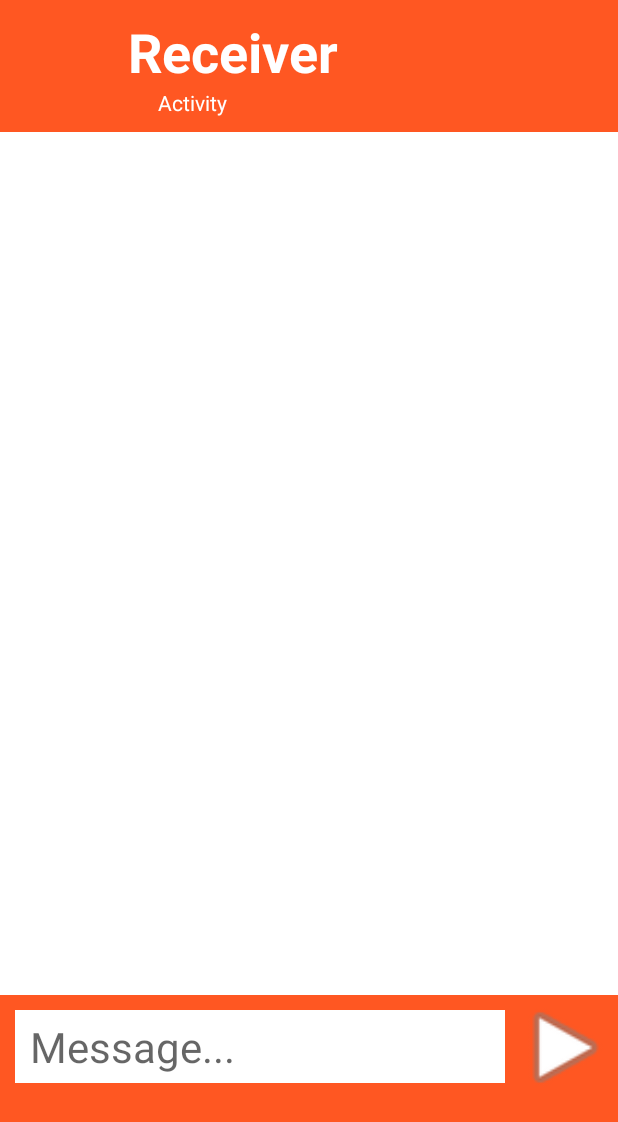
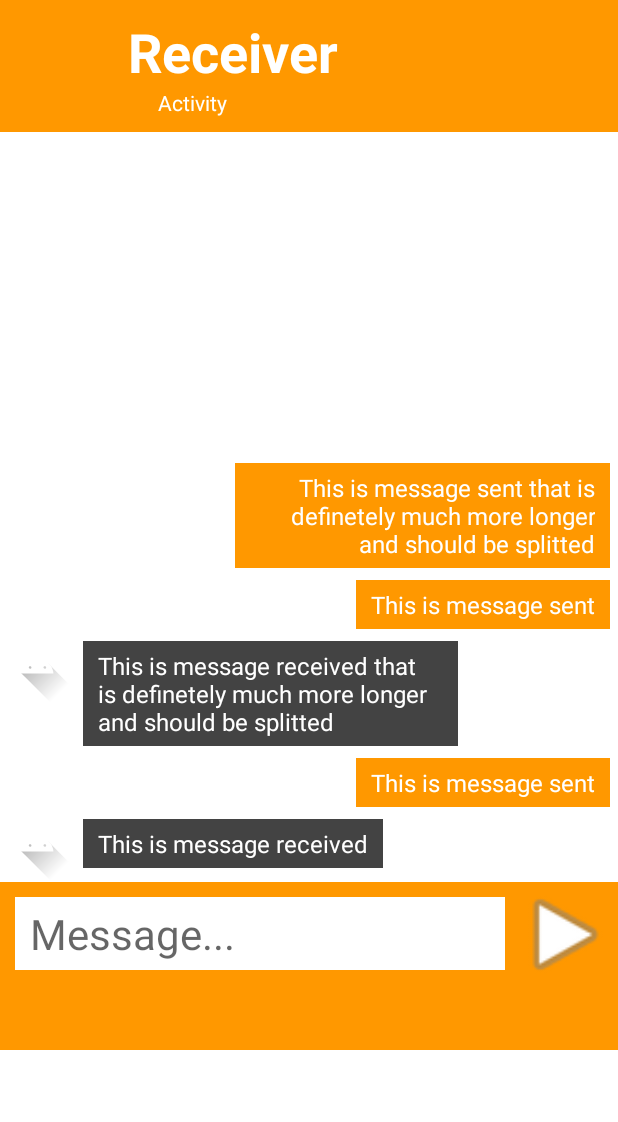
Before and after one commit to Piqulsky/FakeChat, an Android app: the screen it shows after launch (MainActivity), on a phone screen of 412 x 824 dp. Shown: the top 1122 px of the screen. Run offline under Robolectric (Android 15) with nearby library versions, the phone set to English and light mode, and no system bars.

Commit message:
Recycler view functional

```diff
--- a/app/src/main/java/com/example/fakechat/ItemAdapter.java
+++ /dev/null
@@ -1,36 +0,0 @@
-package com.example.fakechat;
-
-import android.view.LayoutInflater;
-import android.view.View;
-import android.view.ViewGroup;
-
-import androidx.annotation.NonNull;
-import androidx.recyclerview.widget.RecyclerView;
-
-import java.util.List;
-
-public class ItemAdapter extends RecyclerView.Adapter<ItemHolder> {
-    public ItemAdapter(List<MessagesData> list){
-        dataStore = list;
-    }
-    private List<MessagesData> dataStore;
-
-    @NonNull
-    @Override
-    public ItemHolder onCreateViewHolder(@NonNull ViewGroup parent, int viewType) {
-        View view = LayoutInflater.from(parent.getContext()).inflate(R.layout.activity_message_received, parent, false);
-        if(true)
-            view = LayoutInflater.from(parent.getContext()).inflate(R.layout.activity_message_sent, parent, false);
-        return new ItemHolder(view);
-    }
-
-    @Override
-    public void onBindViewHolder(@NonNull ItemHolder holder, int position) {
-        //holder.getTextViewName().setText(dataStore.get(position).name);
-    }
-
-    @Override
-    public int getItemCount() {
-        return dataStore.size();
-    }
-}
--- a/app/src/main/java/com/example/fakechat/ItemHolder.java
+++ /dev/null
@@ -1,21 +0,0 @@
-package com.example.fakechat;
-
-import android.view.View;
-import android.widget.ImageView;
-import android.widget.TextView;
-
-import androidx.annotation.NonNull;
-import androidx.recyclerview.widget.RecyclerView;
-
-public class ItemHolder extends RecyclerView.ViewHolder {
-    //private final TextView textViewName;
-
-    public ItemHolder(@NonNull View itemView) {
-        super(itemView);
-        //textViewName = itemView.findViewById(R.id.textViewName);
-    }
-
-//    public TextView getTextViewName() {
-//        return textViewName;
-//    }
-}
--- a/app/src/main/java/com/example/fakechat/MainActivity.java
+++ b/app/src/main/java/com/example/fakechat/MainActivity.java
@@ -1,14 +1,38 @@
 package com.example.fakechat;
 
 import androidx.appcompat.app.AppCompatActivity;
+import androidx.recyclerview.widget.LinearLayoutManager;
+import androidx.recyclerview.widget.RecyclerView;
 
 import android.os.Bundle;
 
+import java.util.ArrayList;
+
 public class MainActivity extends AppCompatActivity {
-
+    private ArrayList<MessagesData> recyclerData;
+    private RecyclerView recyclerView;
+    private MessagesAdapter recyclerAdapter;
     @Override
     protected void onCreate(Bundle savedInstanceState) {
         super.onCreate(savedInstanceState);
         setContentView(R.layout.activity_main);
+
+        recyclerView = findViewById(R.id.recyclerView);
+        recyclerData = createDataArray();
+        recyclerAdapter = new MessagesAdapter(recyclerData, this);
+        recyclerView.setAdapter(recyclerAdapter);
+        recyclerView.setLayoutManager(new LinearLayoutManager(this, LinearLayoutManager.VERTICAL, true));
+    }
+
+    private ArrayList<MessagesData> createDataArray(){
+        ArrayList<MessagesData> list = new ArrayList<>();
+
+        list.add(new MessagesData(MessagesData.LAYOUT_MESSAGE_RECEIVED, "This is message received", R.drawable.ic_launcher_foreground));
+        list.add(new MessagesData(MessagesData.LAYOUT_MESSAGE_SENT, "This is message sent"));
+        list.add(new MessagesData(MessagesData.LAYOUT_MESSAGE_RECEIVED, "This is message received that is definetely much more longer and should be splitted", R.drawable.ic_launcher_foreground));
+        list.add(new MessagesData(MessagesData.LAYOUT_MESSAGE_SENT, "This is message sent"));
+        list.add(new MessagesData(MessagesData.LAYOUT_MESSAGE_SENT, "This is message sent that is definetely much more longer and should be splitted"));
+
+        return list;
     }
 }
--- /dev/null
+++ b/app/src/main/java/com/example/fakechat/MessagesAdapter.java
@@ -0,0 +1,68 @@
+package com.example.fakechat;
+
+import static com.example.fakechat.MessagesData.LAYOUT_MESSAGE_RECEIVED;
+import static com.example.fakechat.MessagesData.LAYOUT_MESSAGE_SENT;
+
+import android.content.Context;
+import android.view.LayoutInflater;
+import android.view.View;
+import android.view.ViewGroup;
+
+import androidx.annotation.NonNull;
+import androidx.recyclerview.widget.RecyclerView;
+
+import java.util.ArrayList;
+
+public class MessagesAdapter extends RecyclerView.Adapter<RecyclerView.ViewHolder> {
+    private ArrayList<MessagesData> list;
+    private Context context;
+    public MessagesAdapter(ArrayList<MessagesData> list, Context context){
+        this.list = list; this.context = context;
+    }
+    @Override
+    public int getItemViewType(int position) {
+        switch (list.get(position).getItemViewType()){
+            case 0:
+                return LAYOUT_MESSAGE_RECEIVED;
+            case 1:
+                return LAYOUT_MESSAGE_SENT;
+            default:
+                return -1;
+        }
+    }
+
+    @NonNull
+    @Override
+    public RecyclerView.ViewHolder onCreateViewHolder(@NonNull ViewGroup parent, int viewType) {
+        switch (viewType){
+            case LAYOUT_MESSAGE_RECEIVED:
+                View layoutReceived = LayoutInflater.from(parent.getContext()).inflate(R.layout.layout_message_received, parent, false);
+                return new ReceivedMessageHolder(layoutReceived);
+            case LAYOUT_MESSAGE_SENT:
+                View layoutSent = LayoutInflater.from(parent.getContext()).inflate(R.layout.layout_message_sent, parent, false);
+                return new SentMessageHolder(layoutSent);
+            default:
+                return null;
+        }
+    }
+
+    @Override
+    public void onBindViewHolder(@NonNull RecyclerView.ViewHolder holder, int position) {
+        switch (list.get(position).getItemViewType()){
+            case LAYOUT_MESSAGE_RECEIVED:
+                ((ReceivedMessageHolder) holder).setMessage(list.get(position).getItemMessage());
+                ((ReceivedMessageHolder) holder).setImage(list.get(position).getItemImageResource());
+                break;
+            case LAYOUT_MESSAGE_SENT:
+                ((SentMessageHolder) holder).setMessage(list.get(position).getItemMessage());
+                break;
+            default:
+                break;
+        }
+    }
+
+    @Override
+    public int getItemCount() {
+        return list.size();
+    }
+}
--- a/app/src/main/java/com/example/fakechat/MessagesData.java
+++ b/app/src/main/java/com/example/fakechat/MessagesData.java
@@ -1,8 +1,23 @@
 package com.example.fakechat;
 
 public class MessagesData {
-    MessagesData(String name){
-        this.name = name;
+    public static final int LAYOUT_MESSAGE_RECEIVED = 0;
+    public static final int LAYOUT_MESSAGE_SENT = 1;
+    private int viewType;
+    private String message;
+    private int imageResource;
+    MessagesData(int viewType, String message){
+        this.viewType = viewType; this.message = message;
     }
-    public String name;
+    MessagesData(int viewType, String message, int imageResource){
+        this.viewType = viewType; this.message = message; this.imageResource = imageResource;
+    }
+
+    public int getItemViewType(){
+        return viewType;
+    }
+    public String getItemMessage(){
+        return message;
+    }
+    public int getItemImageResource(){ return imageResource; }
 }
--- /dev/null
+++ b/app/src/main/java/com/example/fakechat/ReceivedMessageHolder.java
@@ -0,0 +1,26 @@
+package com.example.fakechat;
+
+import android.view.View;
+import android.widget.ImageView;
+import android.widget.TextView;
+
+import androidx.annotation.NonNull;
+import androidx.recyclerview.widget.RecyclerView;
+
+public class ReceivedMessageHolder extends RecyclerView.ViewHolder {
+    private final TextView textViewMessage;
+    private final ImageView imageViewSender;
+
+    public ReceivedMessageHolder(@NonNull View itemView) {
+        super(itemView);
+        textViewMessage = itemView.findViewById(R.id.textViewMessageReceived);
+        imageViewSender = itemView.findViewById(R.id.imageViewSender);
+    }
+
+    public void setMessage(String message) {
+        textViewMessage.setText(message);
+    }
+    public void setImage(int imageResource) {
+        imageViewSender.setImageResource(imageResource);
+    }
+}
--- /dev/null
+++ b/app/src/main/java/com/example/fakechat/SentMessageHolder.java
@@ -0,0 +1,20 @@
+package com.example.fakechat;
+
+import android.view.View;
+import android.widget.TextView;
+
+import androidx.annotation.NonNull;
+import androidx.recyclerview.widget.RecyclerView;
+
+public class SentMessageHolder extends RecyclerView.ViewHolder {
+    private final TextView textViewMessage;
+
+    public SentMessageHolder(@NonNull View itemView) {
+        super(itemView);
+        textViewMessage = itemView.findViewById(R.id.textViewMessageSent);
+    }
+
+    public void setMessage(String message) {
+        textViewMessage.setText(message);
+    }
+}
--- a/app/src/main/res/layout/activity_main.xml
+++ b/app/src/main/res/layout/activity_main.xml
@@ -3,14 +3,14 @@
     xmlns:app="http://schemas.android.com/apk/res-auto"
     xmlns:tools="http://schemas.android.com/tools"
     android:layout_width="match_parent"
-    android:layout_height="match_parent"
+    android:layout_height="700sp"
     android:orientation="vertical"
-    tools:context=".MainActivity" >
+    tools:context=".MainActivity">
 
     <LinearLayout
         android:layout_width="match_parent"
         android:layout_height="wrap_content"
-        android:background="#FF5722"
+        android:background="#FF9800"
         android:orientation="horizontal">
 
         <ImageView
@@ -29,7 +29,6 @@
                 android:id="@+id/textViewReceiver"
                 android:layout_width="match_parent"
                 android:layout_height="wrap_content"
-                android:background="#FF5722"
                 android:paddingStart="10sp"
                 android:paddingTop="10sp"
                 android:text="Receiver"
@@ -50,20 +49,19 @@
 
     <LinearLayout
         android:layout_width="match_parent"
-        android:layout_height="575sp"
+        android:layout_height="500sp"
         android:orientation="vertical">
 
         <androidx.recyclerview.widget.RecyclerView
+            android:id="@+id/recyclerView"
             android:layout_width="match_parent"
-            android:layout_height="match_parent"
-            app:reverseLayout="false"
-            app:stackFromEnd="true" />
+            android:layout_height="match_parent" />
     </LinearLayout>
 
     <LinearLayout
         android:layout_width="match_parent"
         android:layout_height="match_parent"
-        android:background="#FF5722"
+        android:background="#FF9800"
         android:orientation="horizontal">
 
         <EditText
--- a/app/src/main/res/layout/activity_message_sent.xml
+++ b/app/src/main/res/layout/layout_message_received.xml
@@ -1,26 +1,31 @@
 <?xml version="1.0" encoding="utf-8"?>
-<LinearLayout xmlns:android="http://schemas.android.com/apk/res/android"
+<RelativeLayout xmlns:android="http://schemas.android.com/apk/res/android"
     xmlns:app="http://schemas.android.com/apk/res-auto"
     xmlns:tools="http://schemas.android.com/tools"
     android:layout_width="match_parent"
     android:layout_height="wrap_content">
 
+    <ImageView
+        android:id="@+id/imageViewSender"
+        android:layout_width="50sp"
+        android:layout_height="50sp"
+        app:srcCompat="@drawable/ic_launcher_foreground" />
+
     <TextView
-        android:id="@+id/textViewMessage2"
-        android:layout_width="200sp"
+        android:id="@+id/textViewMessageReceived"
+        android:layout_width="wrap_content"
         android:layout_height="wrap_content"
-        android:layout_gravity="center_vertical"
-        android:layout_marginStart="200sp"
+        android:layout_marginStart="55sp"
         android:layout_marginTop="8sp"
-        android:layout_marginEnd="5sp"
-        android:layout_marginBottom="8sp"
-        android:background="#FF9800"
+        android:background="#434343"
+        android:maxWidth="250sp"
+        android:minWidth="100sp"
         android:paddingStart="10sp"
         android:paddingTop="5sp"
         android:paddingEnd="10sp"
         android:paddingBottom="5sp"
         android:text="Message content"
-        android:textAlignment="textEnd"
         android:textColor="#FFFFFF"
         android:textSize="16sp" />
-</LinearLayout>
+
+</RelativeLayout>
--- a/app/src/main/res/layout/activity_message_received.xml
+++ b/app/src/main/res/layout/layout_message_sent.xml
@@ -1,29 +1,26 @@
 <?xml version="1.0" encoding="utf-8"?>
-<LinearLayout xmlns:android="http://schemas.android.com/apk/res/android"
+<RelativeLayout xmlns:android="http://schemas.android.com/apk/res/android"
     xmlns:app="http://schemas.android.com/apk/res-auto"
     xmlns:tools="http://schemas.android.com/tools"
     android:layout_width="match_parent"
     android:layout_height="wrap_content">
 
-    <ImageView
-        android:id="@+id/imageView"
-        android:layout_width="50sp"
-        android:layout_height="50sp"
-        tools:srcCompat="@tools:sample/avatars" />
-
     <TextView
-        android:id="@+id/textViewMessage"
-        android:layout_width="200sp"
+        android:id="@+id/textViewMessageSent"
+        android:layout_width="wrap_content"
         android:layout_height="wrap_content"
-        android:layout_gravity="center_vertical"
-        android:layout_marginStart="5sp"
-        android:background="#434343"
+        android:layout_alignParentRight="true"
+        android:layout_marginTop="8sp"
+        android:layout_marginEnd="5sp"
+        android:background="#FF9800"
+        android:maxWidth="250sp"
+        android:minWidth="100sp"
         android:paddingStart="10sp"
         android:paddingTop="5sp"
         android:paddingEnd="10sp"
         android:paddingBottom="5sp"
         android:text="Message content"
+        android:textAlignment="textEnd"
         android:textColor="#FFFFFF"
         android:textSize="16sp" />
-
-</LinearLayout>
+</RelativeLayout>
```
